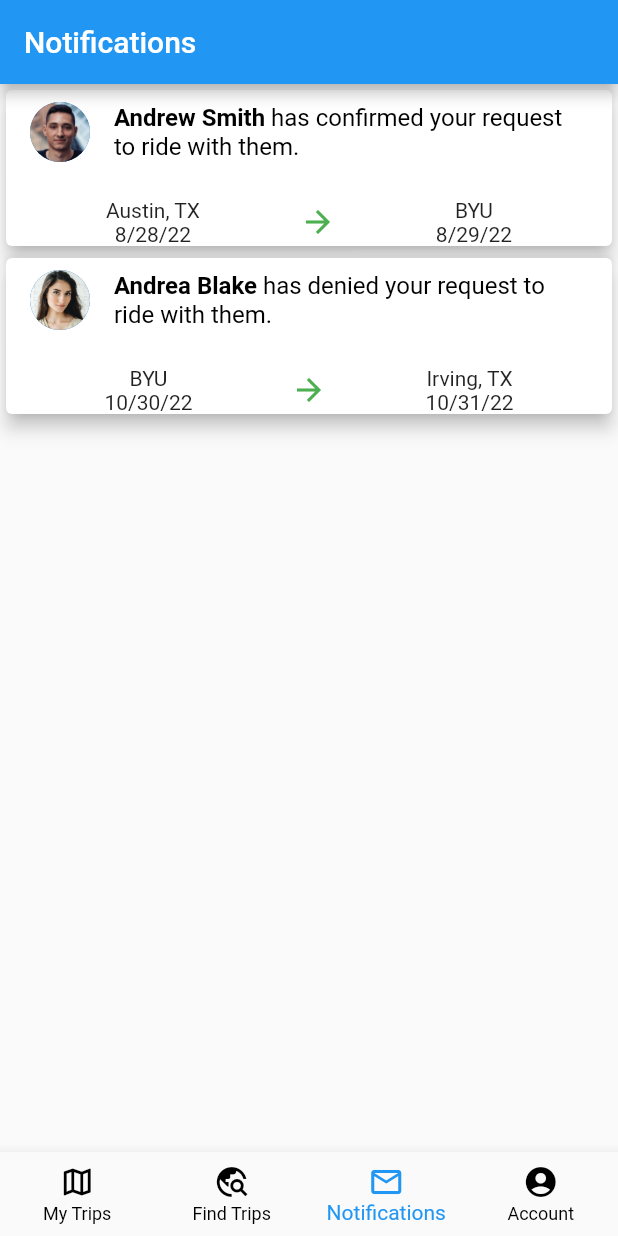
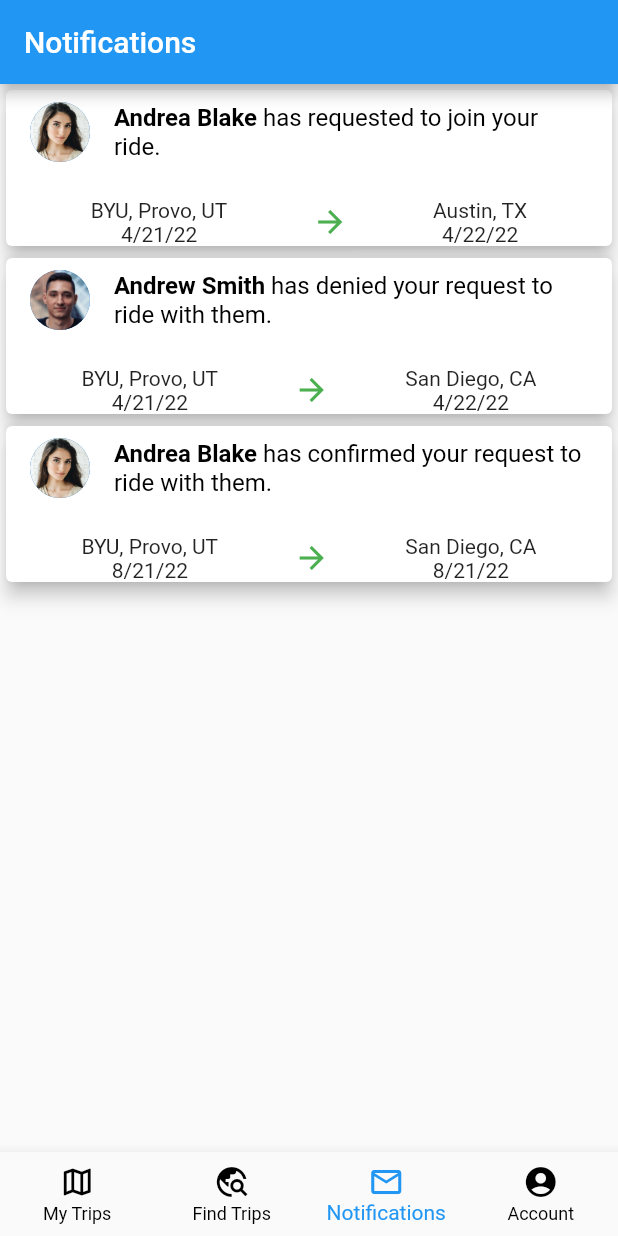
Before and after one commit to rcaina/Passenger, a Flutter app: the screen it shows after launch, item 3 of the bottom bar chosen, on a phone screen of 412 x 824 dp. Run offline on Flutter 3.47's test engine with Material 2 defaults, Android fonts, the phone set to English and light mode, and no system bars; our stand-ins replace date_time_picker, google_maps_flutter, settings_ui; missing offline and left inert: flutter_polyline_points.

Commit message:
Change notifications page to use requests and requestResponses maps

```diff
--- a/lib/globals.dart
+++ b/lib/globals.dart
@@ -44,6 +44,16 @@
         "destination": "Los Angeles, CA"
       }
     ]
+  },
+  "2": {
+    "driverUserId": "2",
+    "startLocation": "BYU, Provo, UT",
+    "destination": "San Diego, CA",
+    "departureDateTime": "8/21/22",
+    "arrivalDateTime": "8/21/22",
+    "availableSeats": 3,
+    "passengerCost": 50.00,
+    "passengers": []
   }
 };
 
@@ -85,6 +95,25 @@
     "passengerDestination": "Dallas, Tx",
     "message": "Hello. Id like to join you.",
     "passengerContribution": 50.50,
+    "status": "requested", // requested, confirmed, or denied
+    "read": false,
+  },
+  "1": {
+    "passengerId": "0",
+    "tripId": "1",
+    "passengerDestination": "Saint George, UT",
+    "message": "Hello. Can you take me to Saint George?",
+    "passengerContribution": 50.00,
+    "status": "denied", // requested, confirmed, or denied
+    "read": false,
+  },
+  "2": {
+    "passengerId": "0",
+    "tripId": "2",
+    "passengerDestination": "Saint George, UT",
+    "message": "Hello. Can you take me to Saint George?",
+    "passengerContribution": 50.00,
+    "status": "confirmed", // requested, confirmed, or denied
     "read": false,
   }
 };
@@ -94,26 +123,15 @@
     "requestId": "0",
     "addedToTrip": true,
     "read": false,
+  },
+  "1": {
+    "requestId": "1",
+    "addedToTrip": false,
+    "read": false,
+  },
+  "2": {
+    "requestId": "2",
+    "addedToTrip": true,
+    "read": false,
   }
 };
-
-List<dynamic> notifications = [
-  {
-    "user-name": "Andrew Smith",
-    "userId": "1",
-    "message": "has confirmed your request to ride with them.",
-    "from-location": "Austin, TX",
-    "to-location": "BYU",
-    "from-date": "8/28/22",
-    "to-date": "8/29/22",
-  },
-  {
-    "user-name": "Andrea Blake",
-    "userId": "2",
-    "message": "has denied your request to ride with them.",
-    "from-location": "BYU",
-    "to-location": "Irving, TX",
-    "from-date": "10/30/22",
-    "to-date": "10/31/22",
-  }
-];
--- a/lib/view/notifications.dart
+++ b/lib/view/notifications.dart
@@ -1,6 +1,7 @@
 import 'package:flutter/material.dart';
 import 'package:passenger/globals.dart' as globals;
 import 'package:passenger/view/requestDetails.dart';
+import 'package:passenger/view/tripDetails.dart';
 
 class Notifications extends StatefulWidget {
   const Notifications({Key? key}) : super(key: key);
@@ -9,18 +10,20 @@ class Notifications extends StatefulWidget {
 }
 
 class _NotificationsState extends State<Notifications> {
-  final requests = globals.requests;
   @override
   Widget build(BuildContext context) {
+    Map<String, dynamic> notifications = getNotifications();
+
     return Scaffold(
       appBar: AppBar(
         title: const Text("Notifications"),
       ),
       body: Center(
         child: ListView.builder(
-          itemCount: globals.notifications.length,
+          itemCount: notifications.length,
           itemBuilder: (context, index) {
-            return notificationCard(globals.notifications[index]);
+            String key = notifications.keys.elementAt(index);
+            return notificationCard(notifications[key]);
           },
         ),
       ),
@@ -28,25 +31,16 @@ class _NotificationsState extends State<Notifications> {
   }
 
   Widget notificationCard(dynamic notification) {
-    /*
-    dynamic user, request, trip;
-    if(requestOrResponse.containsKey("passengerId")) {
-      user = globals.users[requestOrResponse["passengerId"]];
-    } else {
-      request = globals.requests[requestOrResponse["requestId"]];
-      trip = globals.trips[request["tripId"]];
-      user = globals.users[trip["driverUserId"]];
-    }
-
-     */
-
-    dynamic user = globals.users[notification["userId"]];
-
-    var requestMessage = " has requested to join your ride.";
-    var acceptedMessage = " has confirmed your request to ride with them.";
-    var rejectedMessage = " has denied your request to ride with them.";
+    var trip = globals.trips[notification["tripId"]];
     return GestureDetector(
-      onTap: () => Navigator.push(context, MaterialPageRoute(builder: (context) => RequestDetails())),
+      onTap: () => {
+        if(notification["notificationType"] == "request") {
+          Navigator.push(context, MaterialPageRoute(builder: (context) => RequestDetails()))
+        }
+        else {
+          Navigator.push(context, MaterialPageRoute(builder: (context) => TripDetails(trip: trip, addRequestButton: false)))
+        }
+      },
       child: Card(
         elevation: 5,
           child: Column(
@@ -54,7 +48,7 @@ class _NotificationsState extends State<Notifications> {
             children: <Widget>[
               ListTile(
                   leading: CircleAvatar(
-                    backgroundImage: AssetImage(user["image"]),
+                    backgroundImage: AssetImage(notification["userImage"]),
                     radius: 20.0,
                   ),
                   title: RichText(
@@ -66,8 +60,7 @@ class _NotificationsState extends State<Notifications> {
                         color: Colors.black,
                       ),
                       children: <TextSpan>[
-                        TextSpan(text: user["name"], style: const TextStyle(fontWeight: FontWeight.bold)),
-                        TextSpan(text: " "),
+                        TextSpan(text: notification["userName"], style: const TextStyle(fontWeight: FontWeight.bold)),
                         TextSpan(text: notification["message"]),
                       ],
                     ),
@@ -83,8 +76,8 @@ class _NotificationsState extends State<Notifications> {
                 children: [
                   Column(
                     children: [
-                      Text(notification["from-location"]),
-                      Text(notification["from-date"]),
+                      Text(notification["startLocation"]),
+                      Text(notification["departureDateTime"]),
                     ],
                   ),
                   Column(
@@ -94,8 +87,8 @@ class _NotificationsState extends State<Notifications> {
                   ),
                   Column(
                     children: [
-                      Text(notification["to-location"]),
-                      Text(notification["to-date"]),
+                      Text(notification["destination"]),
+                      Text(notification["arrivalDateTime"]),
                     ],
                   )
                 ],
@@ -105,4 +98,61 @@ class _NotificationsState extends State<Notifications> {
       )
     );
   }
+
+  Map<String, dynamic> getNotifications() {
+    Map<String, dynamic> notifications = <String, dynamic>{};
+    for(var request in globals.requests.entries) {
+      if (('${globals.trips[request.value["tripId"]]["driverUserId"]}' ==
+          globals.currentUserId)) {
+
+        var user = globals.users[request.value["passengerId"]];
+        var trip = globals.trips[request.value["tripId"]];
+
+        notifications.putIfAbsent(request.key, () => {
+          "notificationType": "request",
+          "userName": user["name"],
+          "userImage": user["image"],
+          "message": " has requested to join your ride.",
+          "tripId": request.value["tripId"],
+          "read": request.value["read"],
+          "startLocation": trip["startLocation"],
+          "destination": trip["destination"],
+          "departureDateTime": trip["departureDateTime"],
+          "arrivalDateTime": trip["arrivalDateTime"]
+        });
+      }
+    }
+
+    for(var response in globals.requestResponses.entries) {
+      var request = globals.requests[response.value["requestId"]];
+
+      if (request["passengerId"] == globals.currentUserId) {
+        var trip = globals.trips[request["tripId"]];
+        var user = globals.users[trip["driverUserId"]];
+
+        String message;
+
+        if(response.value["addedToTrip"]) {
+          message = " has confirmed your request to ride with them.";
+        }
+        else {
+          message = " has denied your request to ride with them.";
+        }
+
+        notifications.putIfAbsent(response.value["requestId"], () => {
+          "notificationType": "response",
+          "userName": user["name"],
+          "userImage": user["image"],
+          "message": message,
+          "tripId": request["tripId"],
+          "read": request["read"],
+          "startLocation": trip["startLocation"],
+          "destination": trip["destination"],
+          "departureDateTime": trip["departureDateTime"],
+          "arrivalDateTime": trip["arrivalDateTime"]
+        });
+      }
+    }
+    return notifications;
+  }
 }
```
Also changed, not shown: 1 other file.
